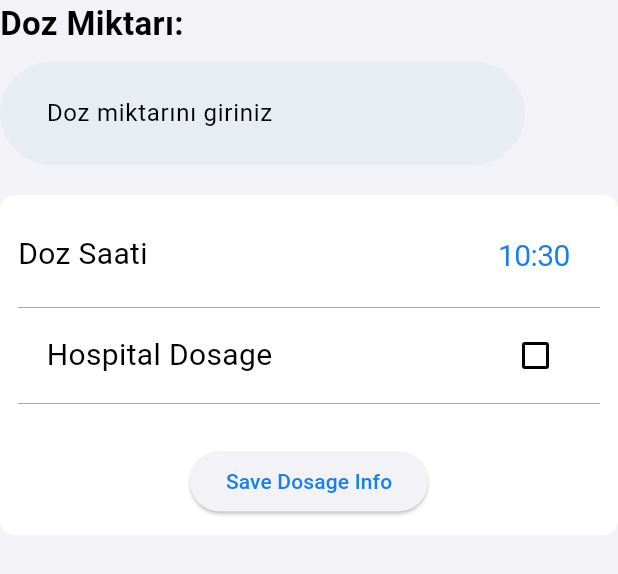
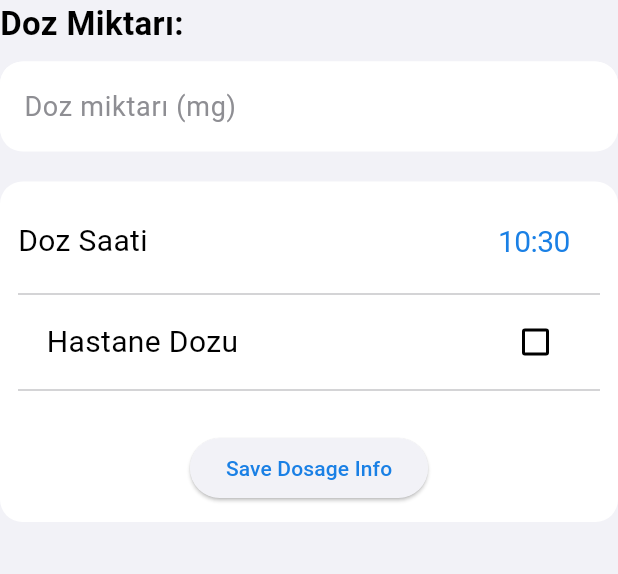
Before and after one commit to KeremTamirci/ImmunotherapyApp, a Flutter app: the DoseIntakePage widget shown alone on an empty page, opened directly, on a phone screen of 412 x 824 dp. Shown: the top 574 px of the screen. Run offline on Flutter 3.47's test engine with Material 3 defaults, Android fonts, the phone set to English and light mode, and no system bars; our stand-ins replace cloud_firestore, firebase_auth, firebase_core, firebase_messaging, fl_chart, flutter_local_notifications; missing offline and left inert: flutter_material_pickers; accounts and stored records are empty.

Commit message:
Visual Enhancements

```diff
--- a/immunotheraphy_app/lib/patient/screens/dose_intake_page.dart
+++ b/immunotheraphy_app/lib/patient/screens/dose_intake_page.dart
@@ -238,23 +238,29 @@ class DoseIntakePageState extends State<DoseIntakePage>
         ),
         const SizedBox(height: 10),
         Container(
-          padding: const EdgeInsets.symmetric(horizontal: 15, vertical: 5),
-          width: 350,
+          // padding: const EdgeInsets.symmetric(horizontal: 15, vertical: 5),
+          // width: 350,
+          height: 60,
           decoration: BoxDecoration(
-            color: hexStringToColor("E8EDF2"),
-            borderRadius: BorderRadius.circular(40),
+            color: CupertinoColors.systemBackground,
+            borderRadius: BorderRadius.circular(15),
           ),
           child: TextField(
             keyboardType: const TextInputType.numberWithOptions(decimal: true),
             inputFormatters: <TextInputFormatter>[
               FilteringTextInputFormatter.allow(RegExp(r'[0-9.]')),
             ],
-            decoration: InputDecoration(
+            decoration: const InputDecoration(
               hintText: 'Doz miktarı (mg)',
-              labelText: 'Doz miktarını giriniz',
-              border: InputBorder.none,
+              hintStyle: TextStyle(color: CupertinoColors.systemGrey),
+              // alignLabelWithHint: true,
+              // labelText: 'Doz miktarını giriniz',
+              border: OutlineInputBorder(
+                  borderRadius: BorderRadius.all(Radius.circular(15)),
+                  borderSide: BorderSide.none),
               filled: true,
-              fillColor: hexStringToColor("E8EDF2"),
+              // fillColor: hexStringToColor("E8EDF2"),
+              fillColor: CupertinoColors.systemBackground,
             ),
             style: TextStyle(
               color: hexStringToColor("4F7396"),
@@ -286,7 +292,7 @@ class DoseIntakePageState extends State<DoseIntakePage>
         Container(
           decoration: const BoxDecoration(
               color: CupertinoColors.systemBackground,
-              borderRadius: BorderRadius.all(Radius.circular(10))),
+              borderRadius: BorderRadius.all(Radius.circular(15))),
           child: Padding(
             padding: const EdgeInsets.all(12.0),
             child: Column(
@@ -329,12 +335,10 @@ class DoseIntakePageState extends State<DoseIntakePage>
                   ],
                 ),
                 AnimatedSize(
-                  // axisAlignment: -1.0,
-                  // sizeFactor: _animation,
                   duration: const Duration(milliseconds: 500),
                   curve: Curves.easeInOut,
                   child: SizedBox(
-                    height: _showTime ? 232 : 0,
+                    // height: _showTime ? 232 : 0,
                     child: _showTime
                         ? Column(
                             children: [
@@ -346,7 +350,7 @@ class DoseIntakePageState extends State<DoseIntakePage>
                                   child: CupertinoDatePicker(
                                       mode: CupertinoDatePickerMode.time,
                                       use24hFormat: true,
-                                      initialDateTime: DateTime.now(),
+                                      initialDateTime: _selectedTimeCupertino,
                                       onDateTimeChanged:
                                           (DateTime newDateTime) {
                                         setState(() {
@@ -366,7 +370,7 @@ class DoseIntakePageState extends State<DoseIntakePage>
                     // mainAxisAlignment: MainAxisAlignment.center,
                     children: [
                       const Text(
-                        'Hospital Dosage',
+                        'Hastane Dozu',
                         style: TextStyle(fontSize: 20),
                       ),
                       const Spacer(),
--- a/immunotheraphy_app/lib/patient/screens/form_page.dart
+++ b/immunotheraphy_app/lib/patient/screens/form_page.dart
@@ -64,18 +64,21 @@ class FormPageState extends State<FormPage> {
               : Row(
                   mainAxisAlignment: MainAxisAlignment.end,
                   children: <Widget>[
-                    TextButton(
+                    (_currentStep != 0)
+                        ? TextButton(
                             onPressed: details.onStepCancel,
                             style: const ButtonStyle(
-                        textStyle:
-                            MaterialStatePropertyAll(TextStyle(fontSize: 18)),
-                        minimumSize: MaterialStatePropertyAll(Size(70, 50)),
+                              textStyle: MaterialStatePropertyAll(
+                                  TextStyle(fontSize: 18)),
+                              minimumSize:
+                                  MaterialStatePropertyAll(Size(70, 50)),
                               foregroundColor: MaterialStatePropertyAll(
                                 Color(0xff1a80e5),
                               ),
                             ),
                             child: const Text('Geri Dön'),
-                    ),
+                          )
+                        : Container(),
                     (_currentStep != 2)
                         ? ElevatedButton(
                             onPressed: details.onStepContinue,
```
Lines whose indentation alone changed are shown as unchanged.
